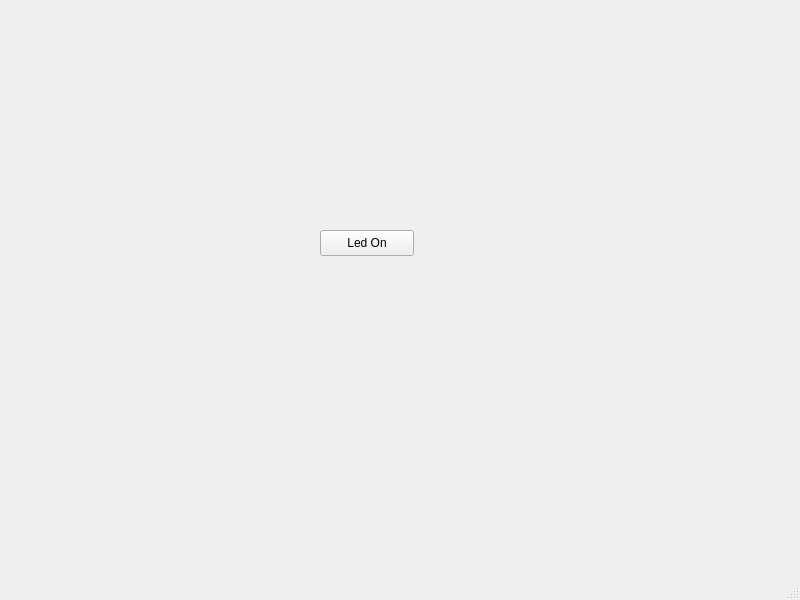
Qt form mainwindow.ui (MSM8080/qt-led) before a commit.
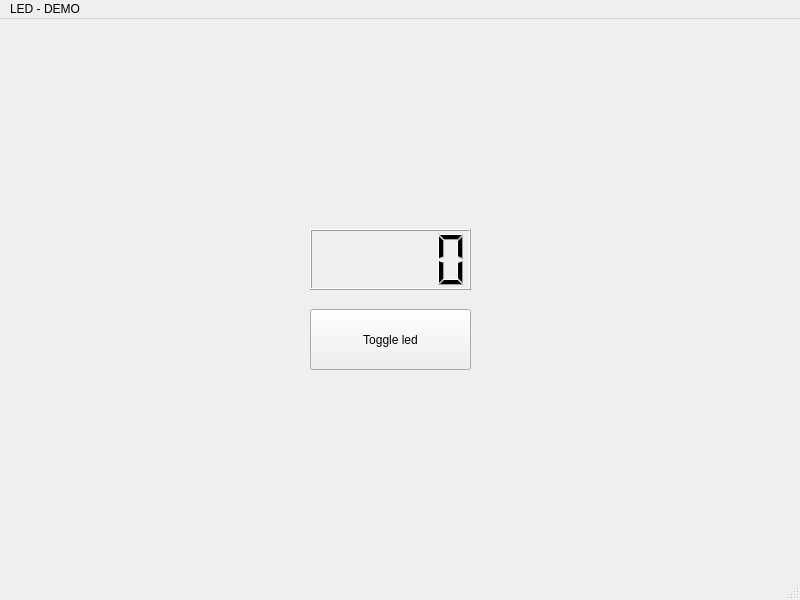
The same form after that commit.

What changed in the file:
```diff
--- a/mainwindow.ui
+++ b/mainwindow.ui
@@ -17,14 +17,33 @@
    <widget class="QPushButton" name="LedButton">
     <property name="geometry">
      <rect>
-      <x>320</x>
-      <y>230</y>
-      <width>94</width>
-      <height>26</height>
+      <x>310</x>
+      <y>290</y>
+      <width>161</width>
+      <height>61</height>
      </rect>
     </property>
     <property name="text">
-     <string>Led On</string>
+     <string>Toggle led</string>
+    </property>
+    <property name="iconSize">
+     <size>
+      <width>20</width>
+      <height>20</height>
+     </size>
+    </property>
+   </widget>
+   <widget class="QLCDNumber" name="LCD">
+    <property name="geometry">
+     <rect>
+      <x>310</x>
+      <y>210</y>
+      <width>161</width>
+      <height>61</height>
+     </rect>
+    </property>
+    <property name="layoutDirection">
+     <enum>Qt::LayoutDirection::LeftToRight</enum>
     </property>
    </widget>
   </widget>
@@ -37,6 +56,12 @@
      <height>23</height>
     </rect>
    </property>
+   <widget class="QMenu" name="menuLED_DEMO">
+    <property name="title">
+     <string>LED - DEMO</string>
+    </property>
+   </widget>
+   <addaction name="menuLED_DEMO"/>
   </widget>
   <widget class="QStatusBar" name="statusbar"/>
  </widget>
```
Left out of the diff: 2 changed lines with no effect on the pictures.
